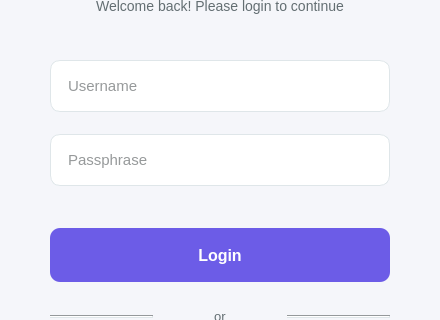
dylan-teehan-skc/Eastwood, file src/ui/windows/login/login.ui: the form before one commit; both pictures show x 0 to 440 and y 135 to 455 of the 440 by 600 pixel window.
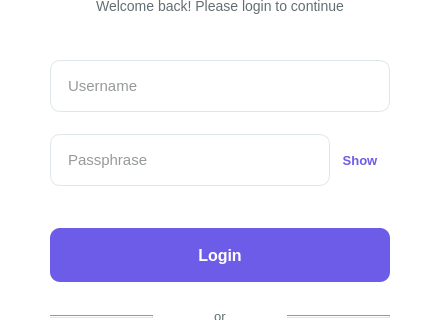
The form after the commit.

The edit to the form file:
```diff
--- a/src/ui/windows/login/login.ui
+++ b/src/ui/windows/login/login.ui
@@ -20,7 +20,7 @@
    <string>Nightwood - Login</string>
   </property>
   <property name="styleSheet">
-   <string notr="true">background-color: #f5f6fa;</string>
+   <string notr="true">background-color: white;</string>
   </property>
   <layout class="QVBoxLayout" name="verticalLayout">
    <property name="spacing">
@@ -117,6 +117,11 @@
     </widget>
    </item>
    <item>
+    <layout class="QHBoxLayout" name="passphraseLayout">
+     <property name="spacing">
+      <number>0</number>
+     </property>
+     <item>
     <widget class="QLineEdit" name="passphraseEdit">
      <property name="minimumSize">
       <size>
@@ -127,6 +132,7 @@
      <property name="styleSheet">
       <string notr="true">QLineEdit {
   padding-left: 15px;
+  padding-right: 60px;
   font-size: 15px;
   border-radius: 10px;
   background-color: white;
@@ -144,6 +150,40 @@
       <string>Passphrase</string>
      </property>
     </widget>
+     </item>
+     <item>
+      <widget class="QPushButton" name="togglePassphraseButton">
+       <property name="minimumSize">
+        <size>
+         <width>60</width>
+         <height>52</height>
+        </size>
+       </property>
+       <property name="maximumSize">
+        <size>
+         <width>60</width>
+         <height>52</height>
+        </size>
+       </property>
+       <property name="styleSheet">
+        <string notr="true">QPushButton {
+  border: none;
+  background-color: transparent;
+  padding: 0px;
+  font-size: 13px;
+  color: #6c5ce7;
+  font-weight: bold;
+}
+QPushButton:hover {
+  color: #5049c9;
+}</string>
+       </property>
+       <property name="text">
+        <string>Show</string>
+       </property>
+      </widget>
+     </item>
+    </layout>
    </item>
    <item>
     <layout class="QHBoxLayout" name="forgotPassphraseLayout">
```
Lines whose indentation alone changed are shown as unchanged.
